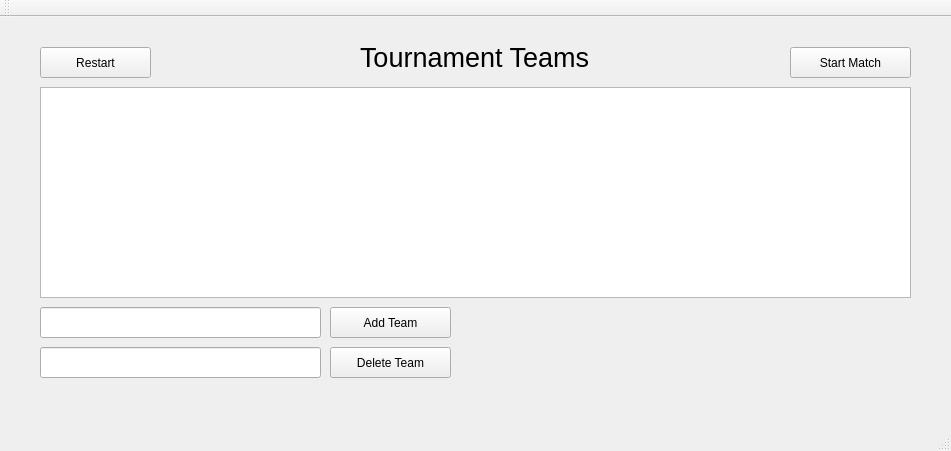
SolomonPRR/COP3003Project-main, file TournamentQtWidgetApp/CreateTournamentWindow.ui: the form before one commit.
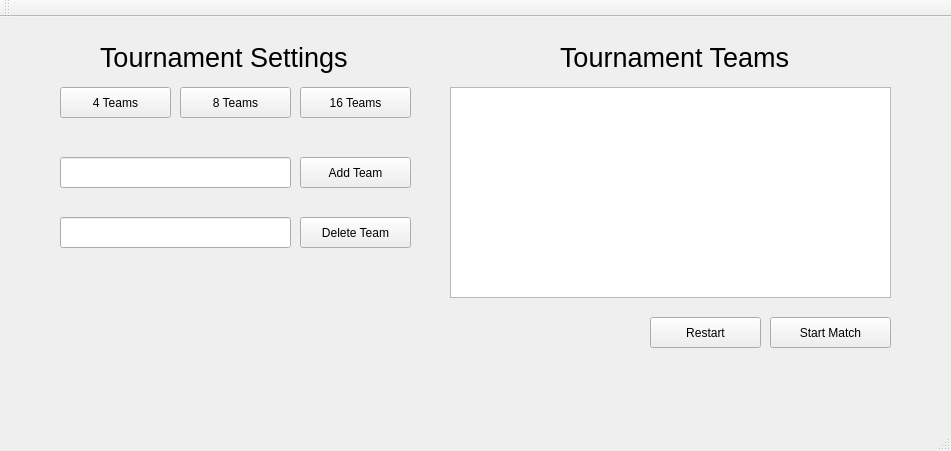
The form after the commit.

Commit message:
Added tournament brackets and standings window
Added 4, 8, and 16-team bracket screens, tournament setup controls, and a results page. Wired navigation between setup, brackets, and standings, with match calculations and team setup management left as placeholders.

16-team bracket may be removed with further development

Diff of the .ui file:
```diff
--- a/TournamentQtWidgetApp/CreateTournamentWindow.ui
+++ b/TournamentQtWidgetApp/CreateTournamentWindow.ui
@@ -17,7 +17,7 @@
    <widget class="QLabel" name="label">
     <property name="geometry">
      <rect>
-      <x>360</x>
+      <x>560</x>
       <y>20</y>
       <width>231</width>
       <height>41</height>
@@ -35,9 +35,9 @@
    <widget class="QListWidget" name="listWidget">
     <property name="geometry">
      <rect>
-      <x>40</x>
+      <x>450</x>
       <y>70</y>
-      <width>871</width>
+      <width>441</width>
       <height>211</height>
      </rect>
     </property>
@@ -45,8 +45,8 @@
    <widget class="QPushButton" name="pushButton">
     <property name="geometry">
      <rect>
-      <x>40</x>
-      <y>30</y>
+      <x>650</x>
+      <y>300</y>
       <width>111</width>
       <height>31</height>
      </rect>
@@ -58,8 +58,8 @@
    <widget class="QPushButton" name="pushButton_2">
     <property name="geometry">
      <rect>
-      <x>790</x>
-      <y>30</y>
+      <x>770</x>
+      <y>300</y>
       <width>121</width>
       <height>31</height>
      </rect>
@@ -71,9 +71,9 @@
    <widget class="QLineEdit" name="lineEdit">
     <property name="geometry">
      <rect>
-      <x>40</x>
-      <y>290</y>
-      <width>281</width>
+      <x>60</x>
+      <y>140</y>
+      <width>231</width>
       <height>31</height>
      </rect>
     </property>
@@ -81,9 +81,9 @@
    <widget class="QPushButton" name="pushButton_3">
     <property name="geometry">
      <rect>
-      <x>330</x>
-      <y>290</y>
-      <width>121</width>
+      <x>300</x>
+      <y>140</y>
+      <width>111</width>
       <height>31</height>
      </rect>
     </property>
@@ -94,9 +94,9 @@
    <widget class="QPushButton" name="pushButton_4">
     <property name="geometry">
      <rect>
-      <x>330</x>
-      <y>330</y>
-      <width>121</width>
+      <x>300</x>
+      <y>200</y>
+      <width>111</width>
       <height>31</height>
      </rect>
     </property>
@@ -107,13 +107,70 @@
    <widget class="QLineEdit" name="lineEdit_2">
     <property name="geometry">
      <rect>
-      <x>40</x>
-      <y>330</y>
-      <width>281</width>
+      <x>60</x>
+      <y>200</y>
+      <width>231</width>
       <height>31</height>
      </rect>
     </property>
    </widget>
+   <widget class="QPushButton" name="size4TournamentButton">
+    <property name="geometry">
+     <rect>
+      <x>60</x>
+      <y>70</y>
+      <width>111</width>
+      <height>31</height>
+     </rect>
+    </property>
+    <property name="text">
+     <string>4 Teams</string>
+    </property>
+   </widget>
+   <widget class="QPushButton" name="size8TournamentButton">
+    <property name="geometry">
+     <rect>
+      <x>180</x>
+      <y>70</y>
+      <width>111</width>
+      <height>31</height>
+     </rect>
+    </property>
+    <property name="text">
+     <string>8 Teams</string>
+    </property>
+   </widget>
+   <widget class="QPushButton" name="size16TournamentButton">
+    <property name="geometry">
+     <rect>
+      <x>300</x>
+      <y>70</y>
+      <width>111</width>
+      <height>31</height>
+     </rect>
+    </property>
+    <property name="text">
+     <string>16 Teams</string>
+    </property>
+   </widget>
+   <widget class="QLabel" name="label_2">
+    <property name="geometry">
+     <rect>
+      <x>100</x>
+      <y>20</y>
+      <width>261</width>
+      <height>41</height>
+     </rect>
+    </property>
+    <property name="font">
+     <font>
+      <pointsize>20</pointsize>
+     </font>
+    </property>
+    <property name="text">
+     <string>Tournament Settings </string>
+    </property>
+   </widget>
   </widget>
   <widget class="QMenuBar" name="menuBar">
    <property name="geometry">
```
Left out of the diff: 10 changed lines with no effect on the pictures. The commit also changes 16 other files.
